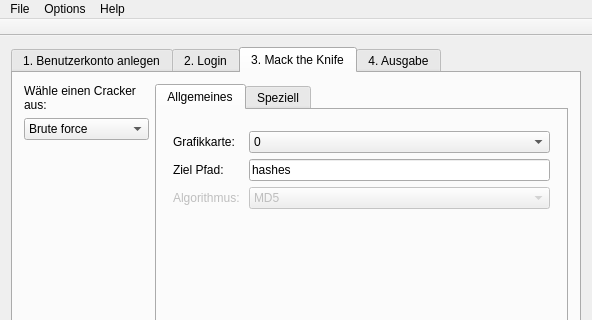
This is mack_the_knfie_gui/mack_demo_gui/mainwindow.ui in Onkeliroh/Projekt-WS2012 as Qt 5 draws it before an edit; both pictures show x 0 to 592 and y 0 to 320 of the 592 by 483 pixel window. The edited form follows.
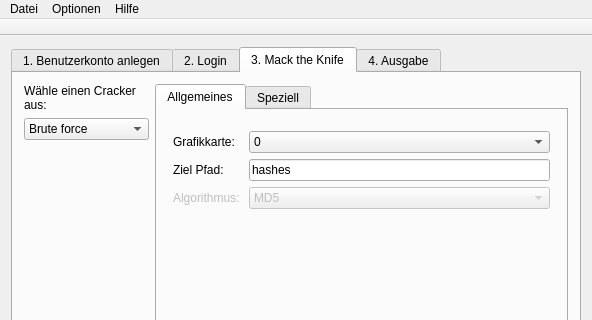
This is the edited form. The open tabs and pages were chosen to show the change. Icons and pictures are not drawn.

```diff
--- a/mack_the_knfie_gui/mack_demo_gui/mainwindow.ui
+++ b/mack_the_knfie_gui/mack_demo_gui/mainwindow.ui
@@ -709,7 +709,7 @@
    </property>
    <widget class="QMenu" name="menuAbout">
     <property name="title">
-     <string>Help</string>
+     <string>Hilfe</string>
     </property>
     <widget class="QMenu" name="menuLanguage">
      <property name="title">
@@ -723,13 +723,13 @@
    </widget>
    <widget class="QMenu" name="menuOptions">
     <property name="title">
-     <string>Options</string>
+     <string>Optionen</string>
     </property>
     <addaction name="action_Configuration"/>
    </widget>
    <widget class="QMenu" name="menuFile">
     <property name="title">
-     <string>File</string>
+     <string>Datei</string>
     </property>
     <addaction name="action_Close"/>
    </widget>
```
Left out of the diff: 14 changed lines with no effect on the pictures.
